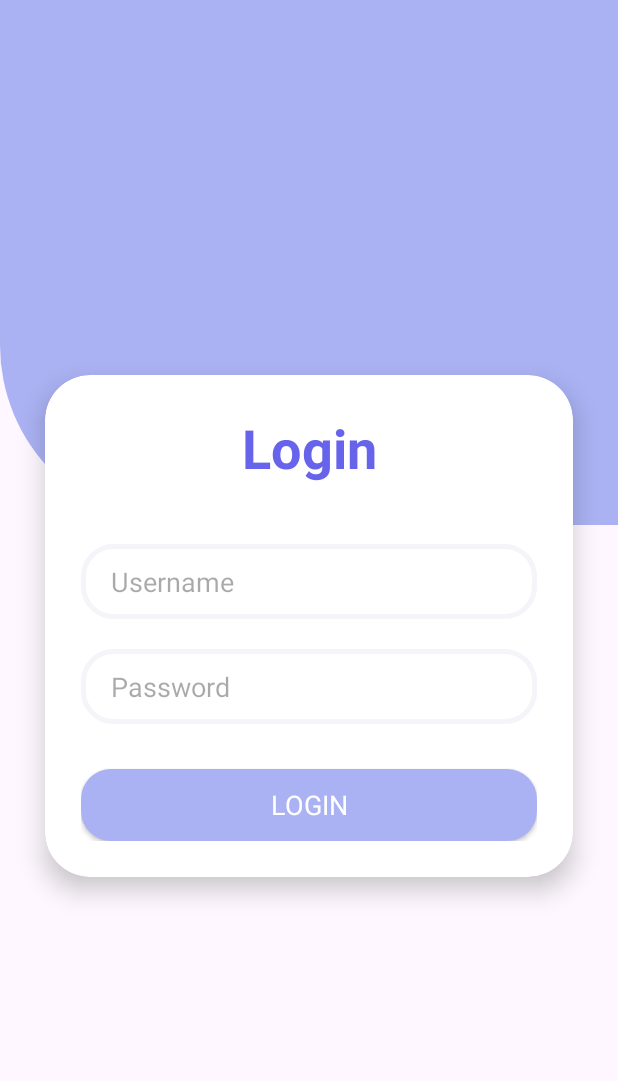
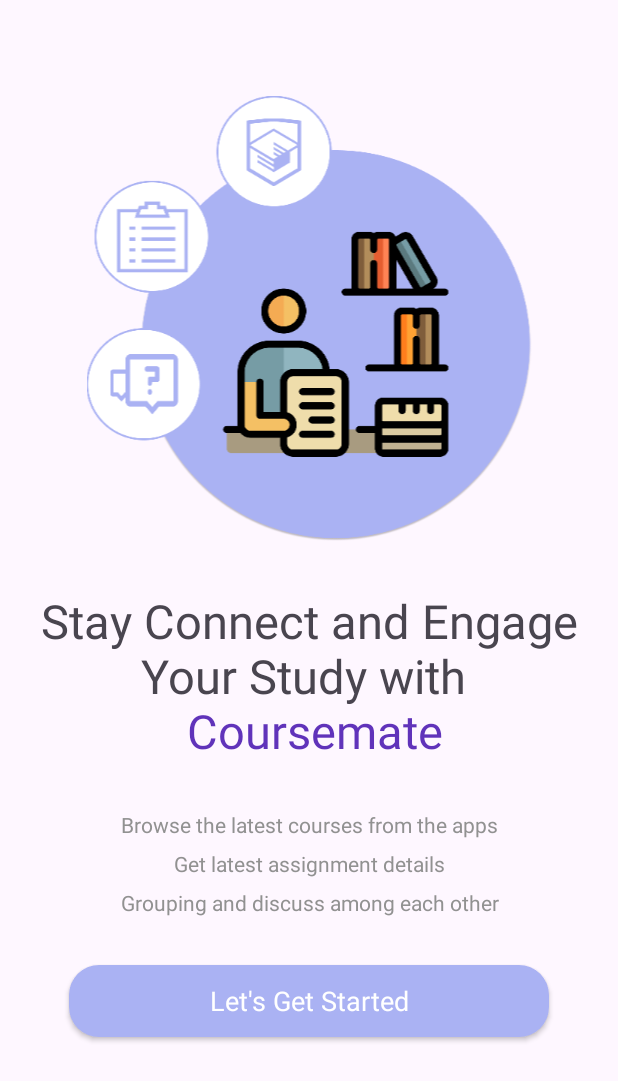
Before and after one commit to Chuanzz7/mobile_final, an Android app: the screen it shows after launch (LoginActivity), on a phone screen of 412 x 824 dp. Shown: the top 1081 px of the screen. Run offline under Robolectric (Android 15) with nearby library versions, the phone set to English and light mode, and no system bars.

Commit message:
Change login page design

```diff
--- a/app/src/main/java/com/example/mobile_final/activity/LoginActivity.kt
+++ b/app/src/main/java/com/example/mobile_final/activity/LoginActivity.kt
@@ -11,7 +11,7 @@ class LoginActivity : BaseActivity() {
         binding = ActivityLoginBinding.inflate(layoutInflater)
         setContentView(binding.root)
 
-        binding.loginBtn.setOnClickListener {
+        binding.startBtn.setOnClickListener {
             startActivity(Intent(this@LoginActivity, MainActivity::class.java))
         }
     }
--- a/app/src/main/res/layout/activity_login.xml
+++ b/app/src/main/res/layout/activity_login.xml
@@ -19,83 +19,47 @@
             android:gravity="center"
             android:orientation="vertical">
 
+
             <ImageView
-                android:id="@+id/topImageView"
+                android:id="@+id/imageView5"
                 android:layout_width="match_parent"
-                android:layout_height="350dp"
-                android:contentDescription="background"
-                app:srcCompat="@drawable/bg_bottom_left_corner" />
-
-            <androidx.cardview.widget.CardView
-                android:layout_width="match_parent"
-                android:layout_height="match_parent"
-                android:layout_marginStart="30dp"
-                android:layout_marginTop="-100dp"
-                android:layout_marginEnd="30dp"
-                android:layout_marginBottom="30dp"
-                android:background="@drawable/login_text_border"
-                app:cardCornerRadius="30dp"
-                app:cardElevation="10dp">
-
-                <LinearLayout
-                    android:layout_width="match_parent"
-                    android:layout_height="match_parent"
-                    android:layout_gravity="center_horizontal"
-                    android:orientation="vertical"
-                    android:padding="24dp">
+                android:layout_height="wrap_content"
+                android:layout_marginTop="64dp"
+                android:elevation="10dp"
+                android:contentDescription="logo"
+                app:srcCompat="@drawable/group_7" />
 
             <TextView
-                        android:id="@+id/loginTxt"
+                android:id="@+id/textView"
                 android:layout_width="match_parent"
                 android:layout_height="wrap_content"
-                        android:text="Login"
+                android:layout_marginTop="32dp"
+                android:text="@string/intro_title"
                 android:textAlignment="center"
-                        android:textColor="@color/accent"
-                        android:textSize="36sp"
-                        android:textStyle="bold" />
+                android:textSize="31sp" />
 
-                    <EditText
-                        android:id="@+id/usernameTxt"
+            <TextView
+                android:id="@+id/textView2"
                 android:layout_width="match_parent"
-                        android:layout_height="50dp"
-                        android:layout_marginTop="40dp"
-                        android:autofillHints=""
-                        android:background="@drawable/login_text_border"
-                        android:drawablePadding="8dp"
-                        android:hint="Username"
-                        android:inputType="text"
-                        android:paddingHorizontal="20dp"
-                        android:paddingVertical="10dp"
-                        android:textColor="@color/black" />
-
-                    <EditText
-                        android:id="@+id/passwordTxt"
-                        android:layout_width="match_parent"
-                        android:layout_height="50dp"
-                        android:layout_marginTop="20dp"
-                        android:autofillHints=""
-                        android:background="@drawable/login_text_border"
-                        android:drawablePadding="8dp"
-                        android:hint="Password"
-                        android:inputType="textPassword"
-                        android:paddingHorizontal="20dp"
-                        android:paddingVertical="10dp"
-                        android:textColor="@color/black" />
+                android:layout_height="wrap_content"
+                android:layout_marginTop="32dp"
+                android:lineSpacingExtra="10dp"
+                android:text="@string/intro_text"
+                android:textAlignment="center"
+                android:textColor="@color/grey" />
 
             <androidx.appcompat.widget.AppCompatButton
-                        android:id="@+id/loginBtn"
+                android:id="@+id/startBtn"
                 style="@android:style/Widget.Button"
-                        android:layout_width="match_parent"
+                android:layout_width="320dp"
                 android:layout_height="wrap_content"
-                        android:layout_marginTop="30dp"
+                android:layout_marginTop="40dp"
+                android:layout_marginVertical="32dp"
                 android:background="@drawable/secondary_bg"
                 android:minHeight="48dp"
-                        android:text="LOGIN"
+                android:text="@string/intro_button"
                 android:textColor="@color/white"
-                        android:textSize="18sp" />
-
-                </LinearLayout>
-            </androidx.cardview.widget.CardView>
+                android:textSize="18sp"/>
         </LinearLayout>
     </ScrollView>
 </androidx.constraintlayout.widget.ConstraintLayout>
--- a/app/src/main/res/values/strings.xml
+++ b/app/src/main/res/values/strings.xml
@@ -1,5 +1,8 @@
 <resources>
     <string name="app_name">mobile_final</string>
+    <string name="intro_title">Stay Connect and Engage Your Study with <font color="#6033ba">\n Coursemate</font></string>
+    <string name="intro_text">Browse the latest courses from the apps\nGet latest assignment details\nGrouping and discuss among each other</string>
+    <string name="intro_button">Let\'s Get Started</string>
     <!-- TODO: Remove or change this placeholder text -->
     <string name="hello_blank_fragment">Hello blank fragment</string>
     <string name="bottom_nav_assignment">Assignment</string>
```
Also changed, not shown: app/src/main/res/drawable-xxxhdpi/group_7.png (added). Lines whose indentation alone changed are shown as unchanged.
